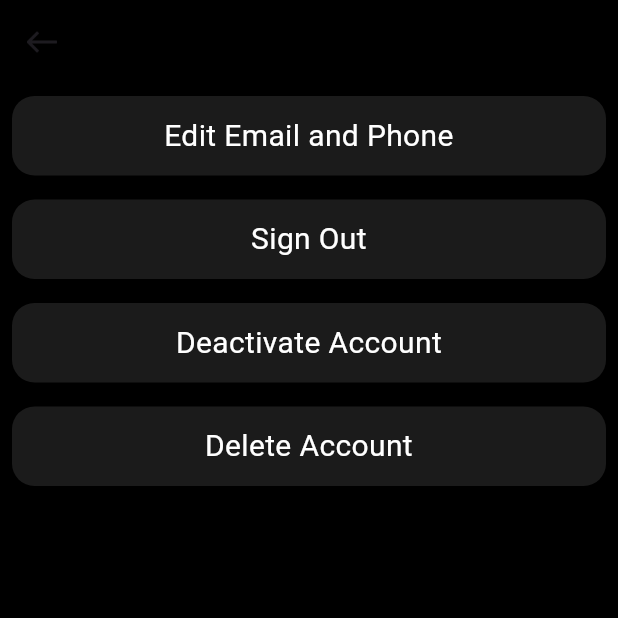
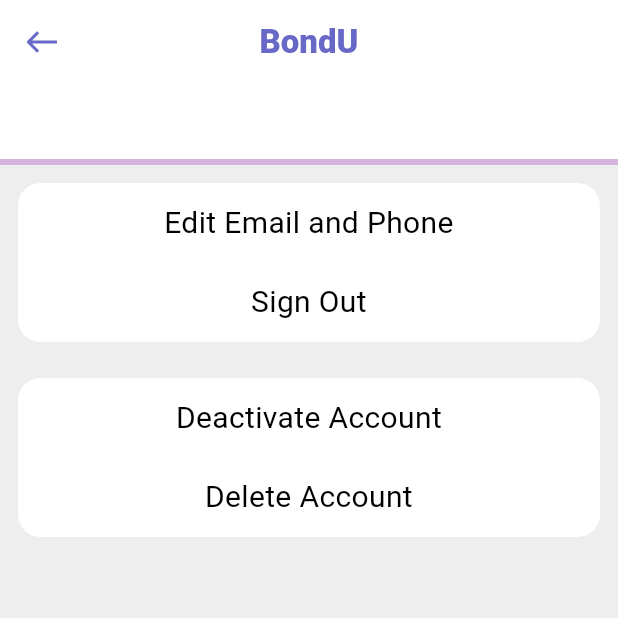
Before and after one commit to Ashutosh-777/BondU, a Flutter app: the MoreSettingsScreen screen opened directly, on a phone screen of 412 x 824 dp, the top half of it. Run offline on Flutter 3.47's test engine with Material 3 defaults, Android fonts, the phone set to English and light mode, and no system bars; our stand-ins replace dio, shared_preferences; missing offline and left inert: otpless_flutter; accounts and stored records are empty.

Commit message:
Major UI overhaul 2

```diff
--- a/lib/globals/styles.dart
+++ b/lib/globals/styles.dart
@@ -8,7 +8,7 @@
       fontFamily: 'Gilroy-Medium');
   static const TextStyle designation = TextStyle(
       color: Colors.black,
-      fontSize: 14,
+      fontSize: 12,
       fontWeight: FontWeight.w400,
       fontFamily: 'Gilroy-Medium');
   static const TextStyle cardName = TextStyle(
--- a/lib/screens/moresettingsscreen.dart
+++ b/lib/screens/moresettingsscreen.dart
@@ -1,4 +1,5 @@
 import 'package:flutter/material.dart';
+import 'package:magicconnect/globals/colors.dart';
 
 class MoreSettingsScreen extends StatefulWidget {
   const MoreSettingsScreen({super.key});
@@ -14,91 +15,95 @@
     double deviceWidth(BuildContext context) =>
         MediaQuery.of(context).size.width;
     return Scaffold(
-      backgroundColor: Colors.black,
+      backgroundColor: Colors.grey.shade200,
       appBar: AppBar(
+        title: const Text(
+          "BondU",
+          style: TextStyle(
+            color: primaryColor,
+            fontWeight: FontWeight.w900,
+          ),
+        ),
+        backgroundColor: Colors.white,
+        centerTitle: true,
         automaticallyImplyLeading: false,
-        backgroundColor: Colors.black,
         elevation: 0,
         leading: IconButton(
             onPressed: () {
               Navigator.pop(context);
             },
-            icon: const ImageIcon(AssetImage("assets/arrow_backward.png"))),
+            icon: const ImageIcon(
+              AssetImage("assets/arrow_backward.png"),
+              color: primaryColor,
+            )),
       ),
       body: Column(
         crossAxisAlignment: CrossAxisAlignment.stretch,
         mainAxisAlignment: MainAxisAlignment.start,
         children: [
-          Padding(
-            padding: const EdgeInsets.all(8.0),
-            child: Container(
+          Container(
+            color: Colors.white,
+            height: 50,
+            width: deviceHeight(context),
+          ),
+          Container(
+            height: 4,
+            color: Colors.purple.withAlpha(75),
+          ),
+          Container(
+            margin: const EdgeInsets.all(12.0),
             width: deviceWidth(context) * 0.9,
             decoration: BoxDecoration(
-                color: const Color(0xff1b1b1b),
+              color: Colors.white,
               borderRadius: BorderRadius.circular(15),
             ),
-              child: const Padding(
+            child: const Column(
+              children: [
+                Padding(
                   padding: EdgeInsets.all(12.0),
                   child: Text(
                     "Edit Email and Phone",
                     textAlign: TextAlign.center,
-                  style: TextStyle(color: Colors.white, fontSize: 20),
-                ),
-              ),
+                    style: TextStyle(color: Colors.black, fontSize: 20),
                   ),
                 ),
                 Padding(
-            padding: const EdgeInsets.all(8.0),
-            child: Container(
-              width: deviceWidth(context) * 0.9,
-              decoration: BoxDecoration(
-                color: const Color(0xff1b1b1b),
-                borderRadius: BorderRadius.circular(15),
-              ),
-              child: const Padding(
                   padding: EdgeInsets.all(12.0),
                   child: Text(
                     "Sign Out",
                     textAlign: TextAlign.center,
-                  style: TextStyle(color: Colors.white, fontSize: 20),
+                    style: TextStyle(color: Colors.black, fontSize: 20),
                   ),
                 ),
+              ],
             ),
           ),
-          Padding(
-            padding: const EdgeInsets.all(8.0),
-            child: Container(
+          Container(
+            margin: const EdgeInsets.all(12.0),
             width: deviceWidth(context) * 0.9,
             decoration: BoxDecoration(
-                color: const Color(0xff1b1b1b),
+              color: Colors.white,
               borderRadius: BorderRadius.circular(15),
             ),
-              child: const Padding(
+            child: const Column(
+              children: [
+                Padding(
                   padding: EdgeInsets.all(12.0),
                   child: Text(
                     "Deactivate Account",
                     textAlign: TextAlign.center,
-                  style: TextStyle(color: Colors.white, fontSize: 20),
-                ),
-              ),
+                    style: TextStyle(color: Colors.black, fontSize: 20),
                   ),
                 ),
                 Padding(
-            padding: const EdgeInsets.all(8.0),
-            child: Container(
-              width: deviceWidth(context) * 0.9,
-              decoration: BoxDecoration(
-                color: const Color(0xff1b1b1b),
-                borderRadius: BorderRadius.circular(15),
-              ),
-              child: const Padding(
                   padding: EdgeInsets.all(12.0),
                   child: Text(
                     "Delete Account",
                     textAlign: TextAlign.center,
-                  style: TextStyle(color: Colors.white, fontSize: 20),
+                    style: TextStyle(color: Colors.black, fontSize: 20),
                   ),
                 ),
+              ],
             ),
           ),
           SizedBox(
```
Also changed, not shown: lib/screens/contactsscreen.dart (+10 -3 lines), lib/screens/homescreen.dart (+10 -3 lines), lib/screens/settingsscreen.dart (+108 -127 lines), lib/widgets/business_card.dart (+9 -7 lines), lib/widgets/contact.dart (+10 -30 lines), lib/widgets/sharescreen.dart (+84 -63 lines). Lines whose indentation alone changed are shown as unchanged.
